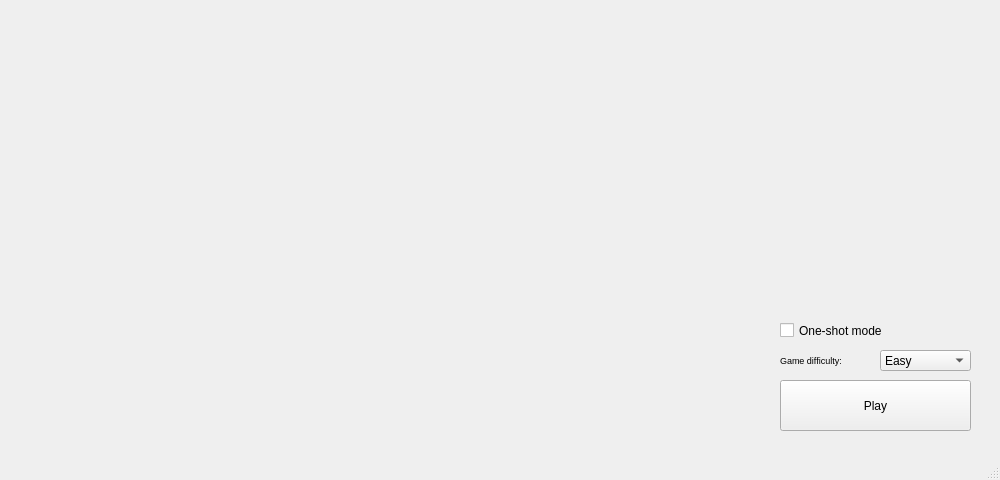
Before: the Qt Designer form files/config_menu.ui in vDeresh/Circle_Game, drawn with Qt 5.
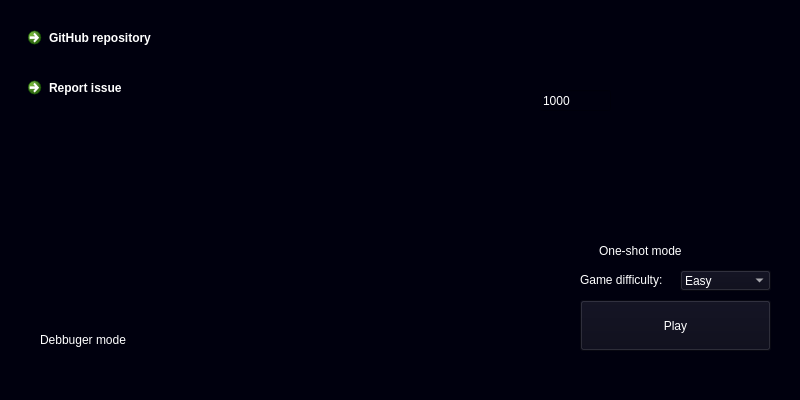
After: the same form once the commit is applied.

```diff
--- a/files/config_menu.ui
+++ b/files/config_menu.ui
@@ -9,13 +9,29 @@
    <rect>
     <x>0</x>
     <y>0</y>
-    <width>1000</width>
-    <height>480</height>
+    <width>800</width>
+    <height>400</height>
    </rect>
   </property>
+  <property name="minimumSize">
+   <size>
+    <width>800</width>
+    <height>400</height>
+   </size>
+  </property>
+  <property name="maximumSize">
+   <size>
+    <width>800</width>
+    <height>400</height>
+   </size>
+  </property>
   <property name="windowTitle">
    <string>Cicle Game Config</string>
   </property>
+  <property name="styleSheet">
+   <string notr="true">background-color: rgb(0, 0, 14);
+color: rgb(255, 255, 255);</string>
+  </property>
   <property name="toolButtonStyle">
    <enum>Qt::ToolButtonIconOnly</enum>
   </property>
@@ -29,12 +45,18 @@
     </property>
     <property name="geometry">
      <rect>
-      <x>780</x>
-      <y>380</y>
+      <x>580</x>
+      <y>300</y>
       <width>191</width>
       <height>51</height>
      </rect>
     </property>
+    <property name="cursor">
+     <cursorShape>PointingHandCursor</cursorShape>
+    </property>
+    <property name="styleSheet">
+     <string notr="true">background-color: rgba(10,10, 24, 200);</string>
+    </property>
     <property name="text">
      <string>Play</string>
     </property>
@@ -63,12 +85,21 @@
    <widget class="QComboBox" name="diffBox">
     <property name="geometry">
      <rect>
-      <x>880</x>
-      <y>350</y>
+      <x>680</x>
+      <y>270</y>
       <width>91</width>
       <height>21</height>
      </rect>
     </property>
+    <property name="cursor">
+     <cursorShape>PointingHandCursor</cursorShape>
+    </property>
+    <property name="mouseTracking">
+     <bool>false</bool>
+    </property>
+    <property name="styleSheet">
+     <string notr="true">background-color: rgba(10,10, 24, 200);</string>
+    </property>
     <property name="duplicatesEnabled">
      <bool>false</bool>
     </property>
@@ -109,27 +140,151 @@
    <widget class="QLabel" name="label_16">
     <property name="geometry">
      <rect>
-      <x>780</x>
-      <y>350</y>
-      <width>161</width>
+      <x>580</x>
+      <y>270</y>
+      <width>91</width>
       <height>21</height>
      </rect>
     </property>
+    <property name="styleSheet">
+     <string notr="true">background-color: rgba(255, 255, 255, 0);</string>
+    </property>
     <property name="text">
-     <string>&lt;html&gt;&lt;head/&gt;&lt;body&gt;&lt;p&gt;&lt;span style=&quot; font-size:7pt;&quot;&gt;Game difficulty:&lt;/span&gt;&lt;/p&gt;&lt;/body&gt;&lt;/html&gt;</string>
+     <string>&lt;html&gt;&lt;head/&gt;&lt;body&gt;&lt;p&gt;Game difficulty:&lt;/p&gt;&lt;/body&gt;&lt;/html&gt;</string>
     </property>
    </widget>
    <widget class="QCheckBox" name="oneshotCheckBox">
     <property name="geometry">
      <rect>
-      <x>780</x>
-      <y>320</y>
+      <x>580</x>
+      <y>240</y>
       <width>191</width>
       <height>21</height>
      </rect>
     </property>
+    <property name="cursor">
+     <cursorShape>PointingHandCursor</cursorShape>
+    </property>
+    <property name="styleSheet">
+     <string notr="true">background-color: rgba(255, 255, 255, 0);</string>
+    </property>
     <property name="text">
      <string>One-shot mode</string>
+    </property>
+    <property name="checkable">
+     <bool>true</bool>
+    </property>
+    <property name="checked">
+     <bool>false</bool>
+    </property>
+    <property name="autoRepeat">
+     <bool>false</bool>
+    </property>
+    <property name="autoExclusive">
+     <bool>false</bool>
+    </property>
+    <property name="tristate">
+     <bool>false</bool>
+    </property>
+   </widget>
+   <widget class="QRadioButton" name="debugModeButton">
+    <property name="geometry">
+     <rect>
+      <x>20</x>
+      <y>330</y>
+      <width>141</width>
+      <height>20</height>
+     </rect>
+    </property>
+    <property name="cursor">
+     <cursorShape>ForbiddenCursor</cursorShape>
+    </property>
+    <property name="styleSheet">
+     <string notr="true">background-color: rgba(10,10, 24, 0);</string>
+    </property>
+    <property name="text">
+     <string>Debbuger mode</string>
+    </property>
+   </widget>
+   <widget class="QCommandLinkButton" name="repoLinkButton">
+    <property name="geometry">
+     <rect>
+      <x>20</x>
+      <y>20</y>
+      <width>222</width>
+      <height>41</height>
+     </rect>
+    </property>
+    <property name="cursor">
+     <cursorShape>PointingHandCursor</cursorShape>
+    </property>
+    <property name="styleSheet">
+     <string notr="true">background-color: rgba(0, 0, 14, 0)</string>
+    </property>
+    <property name="text">
+     <string>GitHub repository</string>
+    </property>
+    <property name="autoDefault">
+     <bool>false</bool>
+    </property>
+    <property name="default">
+     <bool>false</bool>
+    </property>
+    <property name="description">
+     <string extracomment="Opens GitHub game repository in defult browser"/>
+    </property>
+   </widget>
+   <widget class="QCommandLinkButton" name="issueLinkButton">
+    <property name="geometry">
+     <rect>
+      <x>20</x>
+      <y>70</y>
+      <width>222</width>
+      <height>41</height>
+     </rect>
+    </property>
+    <property name="cursor">
+     <cursorShape>PointingHandCursor</cursorShape>
+    </property>
+    <property name="styleSheet">
+     <string notr="true">background-color: rgba(0, 0, 14, 0)</string>
+    </property>
+    <property name="text">
+     <string>Report issue</string>
+    </property>
+    <property name="autoDefault">
+     <bool>false</bool>
+    </property>
+    <property name="default">
+     <bool>false</bool>
+    </property>
+    <property name="description">
+     <string extracomment="Opens GitHub game repository in defult browser"/>
+    </property>
+   </widget>
+   <widget class="QLineEdit" name="lineEdit">
+    <property name="enabled">
+     <bool>true</bool>
+    </property>
+    <property name="geometry">
+     <rect>
+      <x>540</x>
+      <y>90</y>
+      <width>71</width>
+      <height>21</height>
+     </rect>
+    </property>
+    <property name="acceptDrops">
+     <bool>false</bool>
+    </property>
+    <property name="styleSheet">
+     <string notr="true">background-color: rgba(0, 0, 14, 200)</string>
+    </property>
+    <property name="text">
+     <string>1000</string>
+    </property>
+    <property name="maxLength">
+     <number>4</number>
     </property>
    </widget>
   </widget>
```
Left out of the diff: 8 changed lines with no effect on the pictures.
